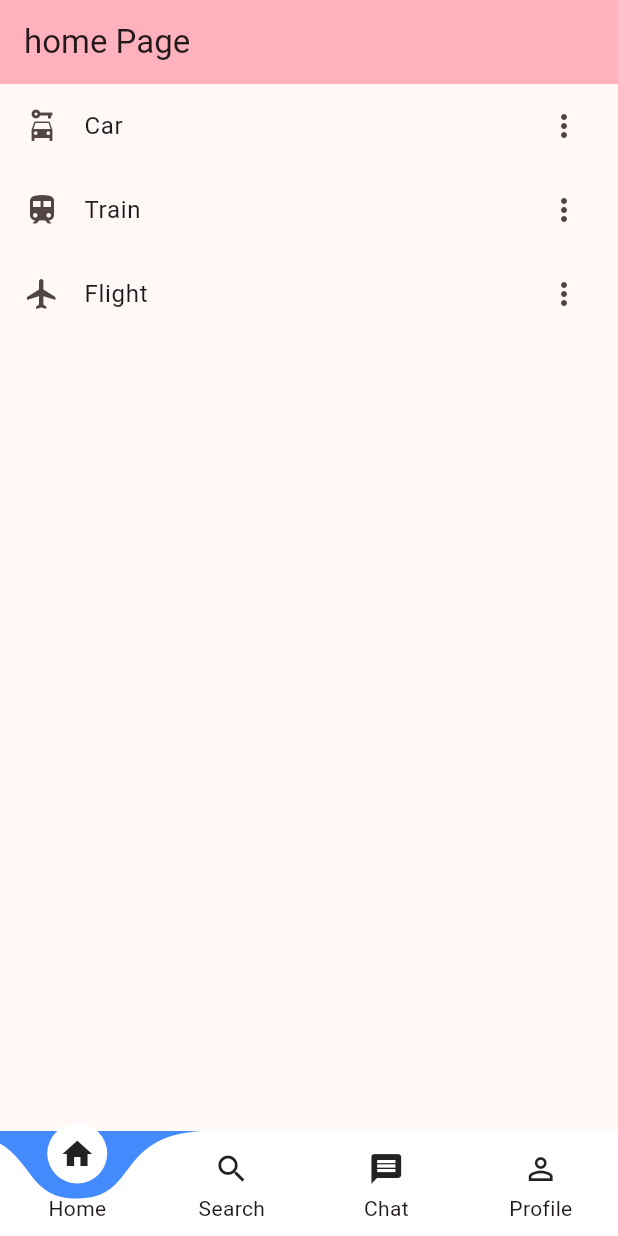
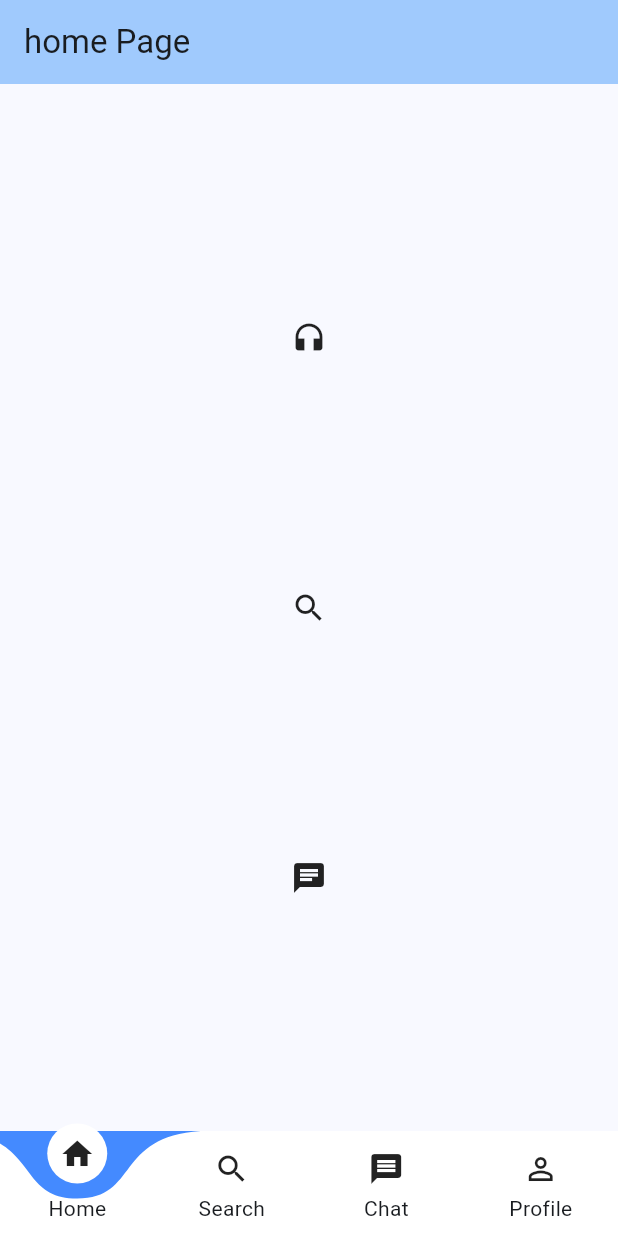
Before and after one commit to Slama54/flutter_application_1, a Flutter app: the screen it shows after launch, on a phone screen of 412 x 824 dp. Run offline on Flutter 3.47's test engine with Material 3 defaults, Android fonts, the phone set to English and light mode, and no system bars; drawn by our look-alikes of curved_labeled_navigation_bar.

Commit message:
Column Example

```diff
--- a/lib/main.dart
+++ b/lib/main.dart
@@ -18,7 +18,7 @@ class MyApp extends StatelessWidget {
     return MaterialApp(
       title: "Tp2",
       theme: ThemeData(
-          colorScheme: ColorScheme.fromSeed(seedColor: Colors.pink),
+          colorScheme: ColorScheme.fromSeed(seedColor: Colors.blue),
           useMaterial3: true),
       home: Home(),
     );
@@ -47,27 +47,45 @@ class _HomeState extends State<Home> {
         title: const Text("home Page"),
         backgroundColor: Theme.of(context).colorScheme.inversePrimary,
       ),
-        body: Center(
-          child: ListView(
-            children: const [
-              ListTile(
-                leading: Icon(Icons.car_rental),
-                title: Text("Car"),
-                trailing: Icon(Icons.more_vert),
-              ),
-              ListTile(
-                leading: Icon(Icons.train),
-                title: Text("Train"),
-                trailing: Icon(Icons.more_vert),
-              ),
-              ListTile(
-                leading: Icon(Icons.flight),
-                title: Text("Flight"),
-                trailing: Icon(Icons.more_vert),
-              ),
-            ],
-          ),
+
+      body:const Center(
+        child: Column(
+          mainAxisAlignment: MainAxisAlignment.spaceEvenly,
+          children: [
+            Icon(Icons.headphones),
+            Icon(Icons.search),
+            Icon(Icons.chat),
+
+          ],
         ),
+      ) ,
+
+
+
+        // body: Center(
+        //   child: ListView(
+        //     children: const [
+        //       ListTile(
+        //         leading: Icon(Icons.car_rental),
+        //         title: Text("Car"),
+        //         trailing: Icon(Icons.more_vert),
+        //       ),
+        //       ListTile(
+        //         leading: Icon(Icons.train),
+        //         title: Text("Train"),
+        //         trailing: Icon(Icons.more_vert),
+        //       ),
+        //       ListTile(
+        //         leading: Icon(Icons.flight),
+        //         title: Text("Flight"),
+        //         trailing: Icon(Icons.more_vert),
+        //       ),
+        //     ],
+        //   ),
+        // ),
+
+
+
       // body: list[_page],
       // body: IndexedStack(
       //   index: _page,
```
